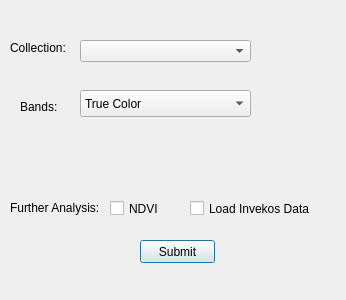
This is src/options_dialog/options_dialog.ui in theokretz/SatHubAI as Qt 5 draws it before an edit. The edited form follows.
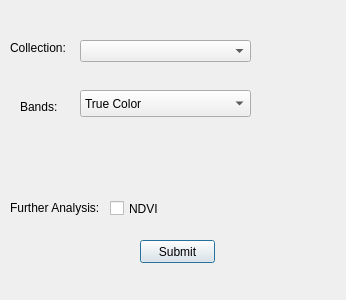
This is the edited form. Custom widgets are drawn as their Qt base class.

```diff
--- a/src/options_dialog/options_dialog.ui
+++ b/src/options_dialog/options_dialog.ui
@@ -78,19 +78,6 @@
     <string>Submit</string>
    </property>
   </widget>
-  <widget class="QCheckBox" name="checkBox_2">
-   <property name="geometry">
-    <rect>
-     <x>190</x>
-     <y>200</y>
-     <width>131</width>
-     <height>17</height>
-    </rect>
-   </property>
-   <property name="text">
-    <string>Load Invekos Data</string>
-   </property>
-  </widget>
   <widget class="QgsCheckableComboBox" name="checkcbBands">
    <property name="geometry">
     <rect>
```
